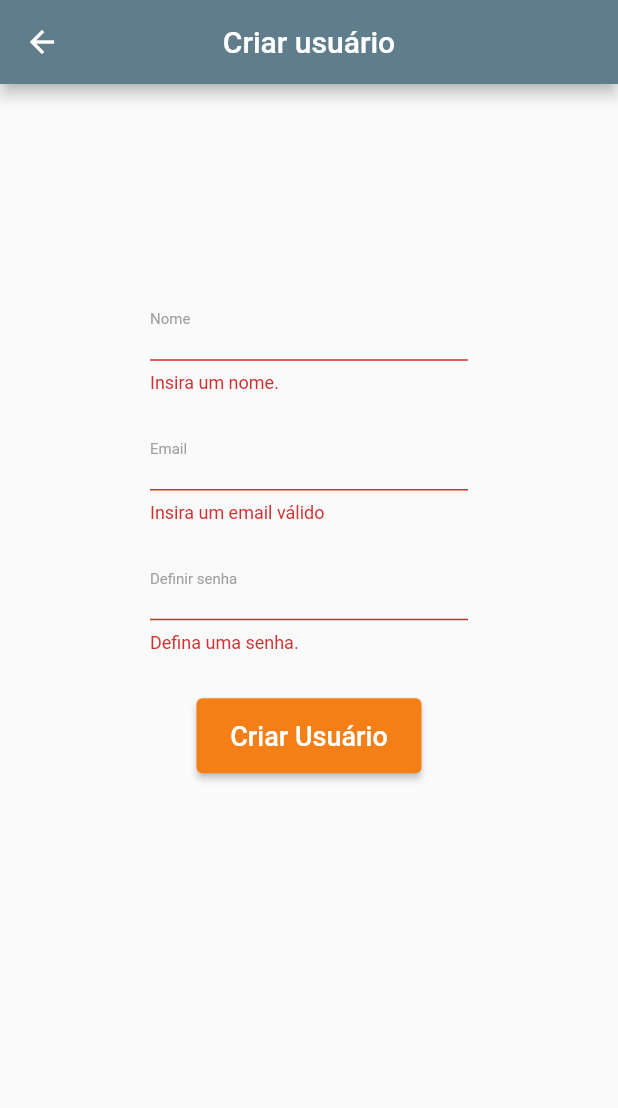
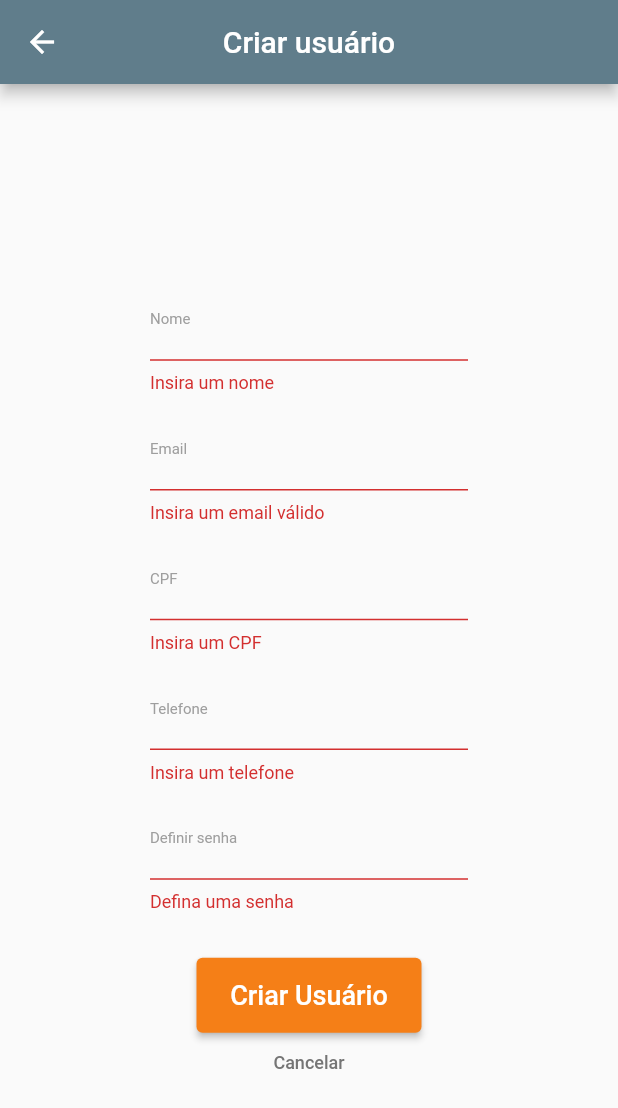
Before and after one commit to m-mendes03/projeto-app-flutter, a Flutter app: the CriarUsuario screen opened by its route, after a tap on "Criar Usuário", on a phone screen of 412 x 824 dp. Shown: the top 1108 px of the screen. Run offline on Flutter 3.47's test engine with Material 2 defaults, Android fonts, the phone set to English and light mode, and no system bars; our stand-ins replace cloud_firestore, firebase_auth, firebase_core; accounts and stored records are empty.

Commit message:
alterações em criar_usuario e login

```diff
--- a/lib/view/criar_usuario.dart
+++ b/lib/view/criar_usuario.dart
@@ -1,6 +1,7 @@
 import 'package:cloud_firestore/cloud_firestore.dart';
 import 'package:firebase_auth/firebase_auth.dart';
 import 'package:flutter/material.dart';
+import '../widgets/caixa_dialogo.dart';
 
 class CriarUsuario extends StatefulWidget {
   const CriarUsuario({Key? key}) : super(key: key);
@@ -14,6 +15,8 @@ class _CriarUsuarioState extends State<CriarUsuario> {
   var txtNome = TextEditingController();
   var txtEmail = TextEditingController();
   var txtSenha = TextEditingController();
+  var txtCPF = TextEditingController();
+  var txtTelefone = TextEditingController();
   @override
   Widget build(BuildContext context) {
     return Scaffold(
@@ -32,13 +35,19 @@ class _CriarUsuarioState extends State<CriarUsuario> {
               child: Column(
                 children: [
                   const SizedBox(height: 30),
-                  campoTexto('Nome', txtNome),
+                  campoTexto('Nome', txtNome, 'Insira um nome'),
                   const SizedBox(height: 10),
                   campoEmail('Email', txtEmail),
+                  const SizedBox(height: 10),
+                  campoTexto('CPF', txtCPF, 'Insira um CPF', hint: '999.999.999-99'),
+                  const SizedBox(height: 10),
+                  campoTexto('Telefone', txtTelefone, 'Insira um telefone', hint: '99-999999999'),
                   const SizedBox(height: 10),
                   campoSenha('Definir senha', txtSenha),
                   const SizedBox(height: 30),
                   botaoElevated('Criar Usuário'),
+                  const SizedBox(height: 5),
+                  botaoTexto('Cancelar'),
                 ],
               ),
             ),
@@ -48,7 +57,7 @@ class _CriarUsuarioState extends State<CriarUsuario> {
     );
   }
 
-  campoTexto(rotulo, variavel) {
+  campoTexto(rotulo, variavel, aviso, {hint}) {
     return TextFormField(
       controller: variavel,
       decoration: InputDecoration(
@@ -57,9 +66,11 @@ class _CriarUsuarioState extends State<CriarUsuario> {
           fontSize: 10,
           color: Colors.grey.shade500,
         ),
+        hintText: hint ?? '',
+        hintStyle: const TextStyle(fontSize: 12, color: Colors.grey),
       ),
       validator: (value){
-        if(value == ''){return 'Insira um nome.';}
+        if(value == ''){return aviso;}
         else {return null;}
       },
     );
@@ -95,7 +106,7 @@ class _CriarUsuarioState extends State<CriarUsuario> {
       ),
       obscureText: true,
       validator: (value){
-        if(value == ''){return 'Defina uma senha.';}
+        if(value == ''){return 'Defina uma senha';}
         else {return null;}
       },
     );
@@ -104,6 +115,24 @@ class _CriarUsuarioState extends State<CriarUsuario> {
   ///
   /// BOTAO
   ///
+  botaoTexto(rotulo) {
+    return SizedBox(
+      width: 100,
+      height: 30,
+      child: TextButton(
+        onPressed: () {
+          Navigator.pop(context);
+        },
+        child: Text(
+          rotulo,
+          style: const TextStyle(fontSize: 12),
+        ),
+        style: TextButton.styleFrom(
+          primary: Colors.grey.shade600,
+        ),
+      ),
+    );
+  }//botaoTexto
   botaoElevated(rotulo) {
     return SizedBox(
       width: 150,
@@ -111,8 +140,7 @@ class _CriarUsuarioState extends State<CriarUsuario> {
       child: ElevatedButton(
         onPressed: () {
           if(formKey.currentState!.validate()){
-            //caixaDialogo('Usuário "$email" criado.');
-            criarConta(txtNome.text, txtEmail.text, txtSenha.text);
+            criarConta(txtNome.text, txtEmail.text, txtSenha.text, txtCPF.text, txtTelefone.text);
           }
           },
         child: Text(
@@ -126,28 +154,11 @@ class _CriarUsuarioState extends State<CriarUsuario> {
       ),
     );
   }//botaoElevated
-  caixaDialogo(rotulo){
-    return showDialog(
-      context: (context),
-      builder: (BuildContext context){
-        return SimpleDialog(
-          title: Text(rotulo),
-          children: <Widget>[
-            TextButton(onPressed: (){
-              Navigator.of(context).pop();
-              //Navigator.popAndPushNamed(context, '/telaPrincipal');
-              },
-              child: const Text('Fechar'),
-            ),
-          ],
-        );
-      }
-    );
-  }//caixaDialogo
+
   ///
   ///CRIAR CONTA
   ///
-  void criarConta(nome, email, senha){
+  void criarConta(nome, email, senha, cpf, telefone){
     FirebaseAuth.instance
     .createUserWithEmailAndPassword(email: email, password: senha)
     .then((res){
@@ -156,19 +167,21 @@ class _CriarUsuarioState extends State<CriarUsuario> {
             {
               "uid" : res.user!.uid.toString(),
               "nome" : nome,
+              "cpf" : cpf,
+              "telefone" : telefone
             }
           );
       Navigator.pop(context);
     }).catchError((e){
       switch(e.code){
         case 'email-already-in-use':
-            caixaDialogo('O email já foi cadastrado.');
+            caixaDialogo(context, 'O email já foi cadastrado.');
             break;
           case 'invalid-email':
-            caixaDialogo('O email é inválido.');
+            caixaDialogo(context, 'O email é inválido.');
             break;
           default:
-            caixaDialogo(e.code.toString());
+            caixaDialogo(context, e.code.toString());
       }
     });
   }
```
Also changed, not shown: lib/view/login.dart (+6 -4 lines), lib/widgets/caixa_dialogo.dart (added, +19 -0 lines), 2 other files.
